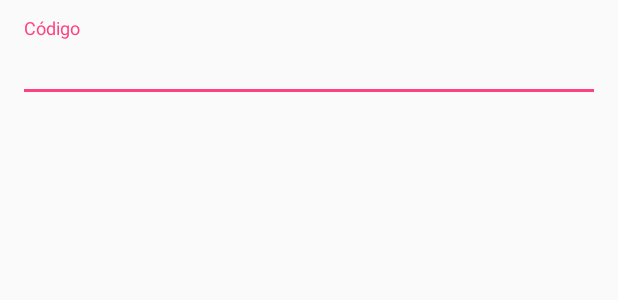
After one commit to msoftware/Multi-Display-Cast, an Android app: the layout input_code_dialog.xml on its own in the app's theme, with its tools: preview values and no code run, on a phone screen of 412 x 824 dp. The commit adds this screen. Shown: the top 300 px of the screen. Run offline under Robolectric (Android 15) with nearby library versions, the phone set to English and light mode, and no system bars.

Commit message:
- Mejoras en el diálogo de pairing - Refactor de código - Mejoras en el diálogo de desconexión

```diff
--- a/demo/src/main/java/es/munix/multicast/MainActivity.java
+++ b/demo/src/main/java/es/munix/multicast/MainActivity.java
@@ -7,8 +7,8 @@ import android.view.Menu;
 import android.view.View;
 import android.widget.Button;
 
-import es.munix.multidisplaycast.CastListener;
 import es.munix.multidisplaycast.CastManager;
+import es.munix.multidisplaycast.interfaces.CastListener;
 
 public class MainActivity extends AppCompatActivity implements CastListener {
 
--- a/multidisplaycast/build.gradle
+++ b/multidisplaycast/build.gradle
@@ -43,6 +43,7 @@ dependencies {
     compile 'com.android.support:support-v4:+'
     compile 'com.android.support:appcompat-v7:+'
     compile 'com.android.support:mediarouter-v7:+'
+    compile 'com.android.support:design:+'
     compile 'com.google.android.gms:play-services-cast:+'
 
     compile 'com.github.bumptech.glide:glide:3.6.0'
--- a/multidisplaycast/src/main/AndroidManifest.xml
+++ b/multidisplaycast/src/main/AndroidManifest.xml
@@ -9,10 +9,11 @@
 
     <application>
 
-        <service android:name="es.munix.multidisplaycast.DummyService" android:enabled="true"
+        <service android:name="es.munix.multidisplaycast.services.DummyService"
+                 android:enabled="true"
                  android:exported="false"
                  android:stopWithTask="false"/>
-        <receiver android:name="es.munix.multidisplaycast.CastReceiver"/>
+        <receiver android:name="es.munix.multidisplaycast.services.CastReceiver"/>
         <meta-data
             android:name="com.google.android.gms.version"
             android:value="@integer/google_play_services_version"/>
--- a/multidisplaycast/src/main/java/es/munix/multidisplaycast/CastListener.java
+++ b/multidisplaycast/src/main/java/es/munix/multidisplaycast/interfaces/CastListener.java
@@ -1,4 +1,4 @@
-package es.munix.multidisplaycast;
+package es.munix.multidisplaycast.interfaces;
 
 /**
  * Created by munix on 1/11/16.
--- a/multidisplaycast/src/main/java/es/munix/multidisplaycast/CastReceiver.java
+++ b/multidisplaycast/src/main/java/es/munix/multidisplaycast/services/CastReceiver.java
@@ -1,9 +1,11 @@
-package es.munix.multidisplaycast;
+package es.munix.multidisplaycast.services;
 
 import android.content.BroadcastReceiver;
 import android.content.Context;
 import android.content.Intent;
 import android.os.Bundle;
+
+import es.munix.multidisplaycast.CastManager;
 
 /**
  * Created by munix on 2/11/16.
--- a/multidisplaycast/src/main/java/es/munix/multidisplaycast/DummyService.java
+++ b/multidisplaycast/src/main/java/es/munix/multidisplaycast/services/DummyService.java
@@ -1,9 +1,11 @@
-package es.munix.multidisplaycast;
+package es.munix.multidisplaycast.services;
 
 import android.app.Service;
 import android.content.Intent;
 import android.os.IBinder;
 import android.support.annotation.Nullable;
+
+import es.munix.multidisplaycast.CastManager;
 
 /**
  * Created by munix on 2/11/16.
--- /dev/null
+++ b/multidisplaycast/src/main/res/layout/input_code_dialog.xml
@@ -0,0 +1,20 @@
+<?xml version="1.0" encoding="utf-8"?>
+<FrameLayout xmlns:android="http://schemas.android.com/apk/res/android"
+             android:layout_width="match_parent"
+             android:layout_height="wrap_content">
+
+    <android.support.design.widget.TextInputLayout
+        android:layout_width="match_parent"
+        android:layout_height="wrap_content"
+        android:layout_margin="12dp">
+
+        <EditText
+            android:id="@+id/input"
+            android:layout_width="match_parent"
+            android:layout_height="wrap_content"
+            android:hint="Código"
+            android:inputType="text"
+            android:maxLines="1"/>
+
+    </android.support.design.widget.TextInputLayout>
+</FrameLayout>
```
Also changed, not shown: multidisplaycast/src/main/java/es/munix/multidisplaycast/CastManager.java (+101 -76 lines), multidisplaycast/src/main/res/drawable-hdpi/ic_stop_white_24dp.png (added), multidisplaycast/src/main/res/drawable-mdpi/ic_stop_white_24dp.png (added), multidisplaycast/src/main/res/drawable-xhdpi/ic_stop_white_24dp.png (added), multidisplaycast/src/main/res/drawable-xxhdpi/ic_stop_white_24dp.png (added), multidisplaycast/src/main/res/drawable-xxxhdpi/ic_stop_white_24dp.png (added).
